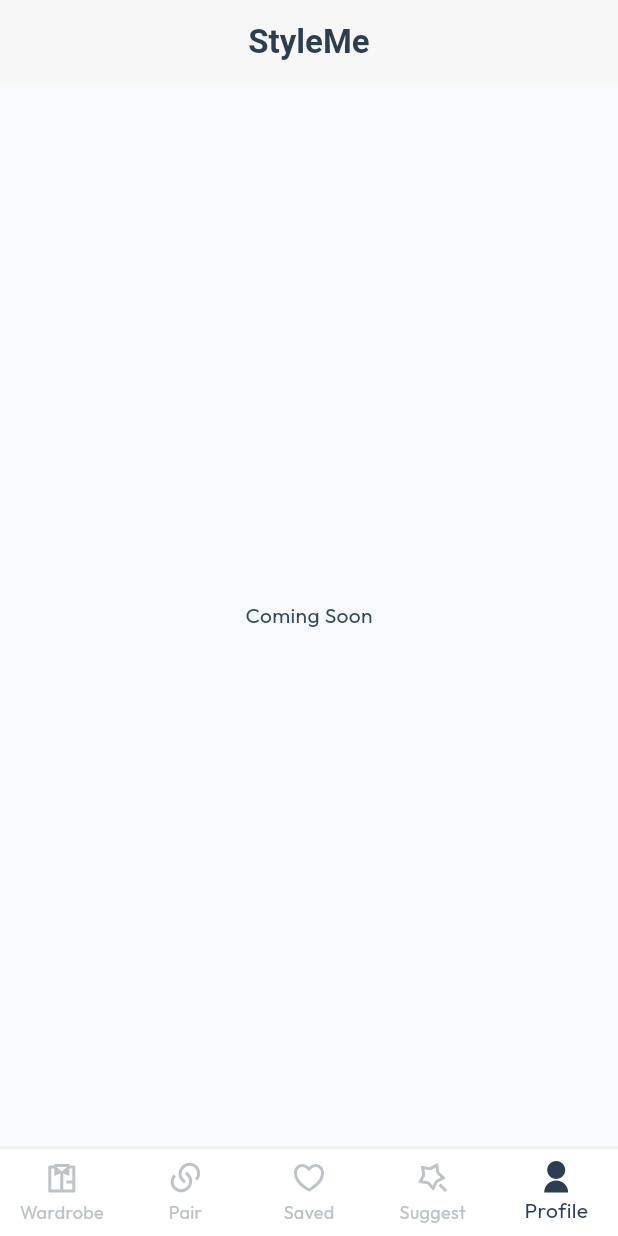
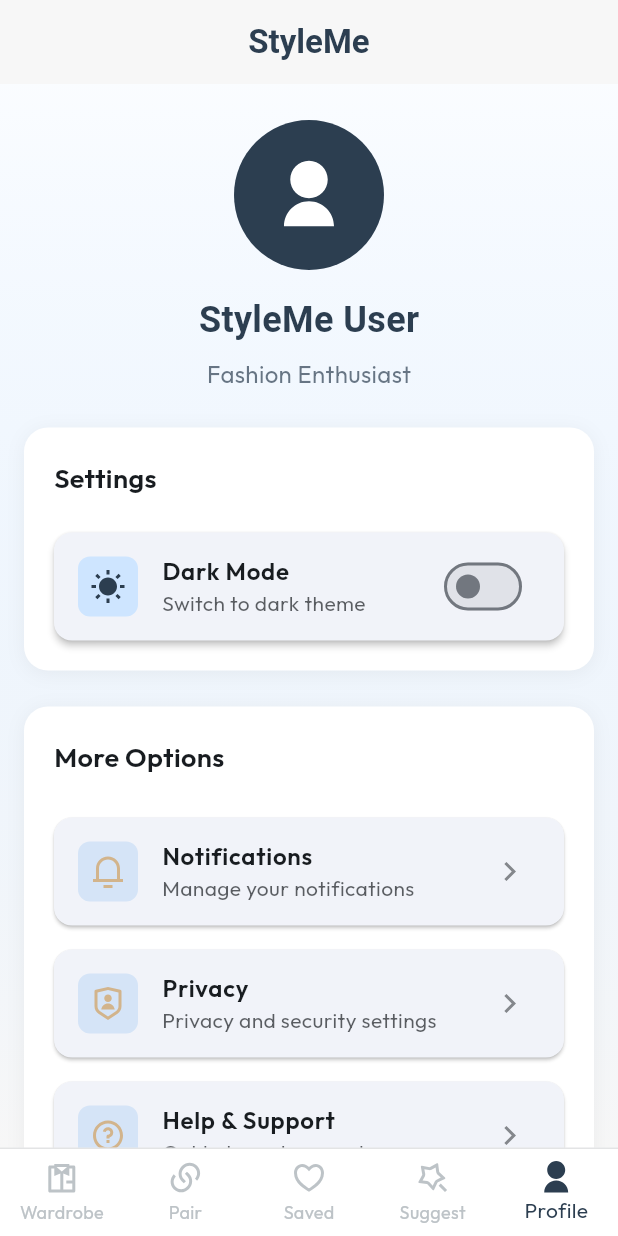
Before and after one commit to harsh-kakadiya1/StyleMe--Your-Personal-AI-Fashion-Stylist, a Flutter app: the screen it shows after launch, item 5 of the bottom bar chosen, on a phone screen of 412 x 824 dp. Run offline on Flutter 3.47's test engine with Material 3 defaults, Android fonts, the phone set to English and light mode, and no system bars; our stand-ins replace flutter_remix, google_fonts, image_picker, shared_preferences; Roboto replaces fonts that are missing (Prata).

Commit message:
Add theme management and profile screen
- Introduced ThemeProvider for managing light and dark themes with persistent storage.
- Updated main.dart to utilize ThemeProvider and added support for dark mode.
- Created ProfileScreen with user settings and theme toggle functionality.
- Enhanced UI elements to adapt to theme changes.

```diff
--- a/lib/main.dart
+++ b/lib/main.dart
@@ -4,9 +4,11 @@ import 'package:flutter_remix/flutter_remix.dart';
 import 'package:google_fonts/google_fonts.dart';
 import 'package:provider/provider.dart';
 import 'providers/wardrobe_provider.dart';
+import 'providers/theme_provider.dart';
 import 'screens/add_clothes_screen.dart';
 import 'screens/make_pair_screen.dart';
 import 'screens/saved_outfits_screen.dart';
+import 'screens/profile_screen.dart';
 
 void main() {
   runApp(const StyleMeApp());
@@ -17,14 +19,34 @@ class StyleMeApp extends StatelessWidget {
 
   @override
   Widget build(BuildContext context) {
+    return MultiProvider(
+      providers: [
+        ChangeNotifierProvider(create: (context) => WardrobeProvider()),
+        ChangeNotifierProvider(create: (context) => ThemeProvider()),
+      ],
+      child: Consumer<ThemeProvider>(
+        builder: (context, themeProvider, child) {
           final textTheme = Theme.of(context).textTheme;
 
-    return ChangeNotifierProvider(
-      create: (context) => WardrobeProvider(),
-      child: MaterialApp(
+          return MaterialApp(
             title: 'StyleMe',
-        theme: ThemeData(
+            debugShowCheckedModeBanner: false,
+            theme: _buildLightTheme(textTheme),
+            darkTheme: _buildDarkTheme(textTheme),
+            themeMode: themeProvider.isDarkMode
+                ? ThemeMode.dark
+                : ThemeMode.light,
+            home: const StyleMeHomePage(),
+          );
+        },
+      ),
+    );
+  }
+
+  ThemeData _buildLightTheme(TextTheme textTheme) {
+    return ThemeData(
       useMaterial3: true,
+      brightness: Brightness.light,
       scaffoldBackgroundColor: const Color(0xFFF7F7F7),
       primaryColor: const Color(0xFF2C3E50),
       textTheme: GoogleFonts.outfitTextTheme(textTheme).copyWith(
@@ -51,9 +73,11 @@ class StyleMeApp extends StatelessWidget {
         seedColor: const Color(0xFF2C3E50),
         primary: const Color(0xFF2C3E50),
         secondary: const Color(0xFFD2B48C),
+        surface: Colors.white,
         background: const Color(0xFFF7F7F7),
         onBackground: const Color(0xFF2C3E50),
         error: const Color(0xFFE74C3C),
+        brightness: Brightness.light,
       ),
       appBarTheme: AppBarTheme(
         backgroundColor: const Color(0xFFF7F7F7),
@@ -73,8 +97,63 @@ class StyleMeApp extends StatelessWidget {
         type: BottomNavigationBarType.fixed,
         elevation: 0,
       ),
+    );
+  }
+
+  ThemeData _buildDarkTheme(TextTheme textTheme) {
+    return ThemeData(
+      useMaterial3: true,
+      brightness: Brightness.dark,
+      scaffoldBackgroundColor: const Color(0xFF1A1A1A),
+      primaryColor: const Color(0xFF3498DB),
+      textTheme: GoogleFonts.outfitTextTheme(textTheme).copyWith(
+        displayLarge: GoogleFonts.prata(
+          textStyle: textTheme.displayLarge,
+          fontWeight: FontWeight.bold,
+          color: Colors.white,
         ),
-        home: const StyleMeHomePage(),
+        headlineSmall: GoogleFonts.prata(
+          textStyle: textTheme.headlineSmall,
+          color: Colors.white,
+        ),
+        titleLarge: GoogleFonts.outfit(
+          textStyle: textTheme.titleLarge,
+          fontWeight: FontWeight.w600,
+          color: Colors.white,
+        ),
+        bodyMedium: GoogleFonts.outfit(
+          textStyle: textTheme.bodyMedium,
+          color: const Color(0xFFE0E0E0),
+        ),
+      ),
+      colorScheme: ColorScheme.fromSeed(
+        seedColor: const Color(0xFF3498DB),
+        primary: const Color(0xFF3498DB),
+        secondary: const Color(0xFFE67E22),
+        surface: const Color(0xFF2C2C2C),
+        background: const Color(0xFF1A1A1A),
+        onBackground: Colors.white,
+        onSurface: Colors.white,
+        error: const Color(0xFFE74C3C),
+        brightness: Brightness.dark,
+      ),
+      appBarTheme: AppBarTheme(
+        backgroundColor: const Color(0xFF1A1A1A),
+        foregroundColor: Colors.white,
+        elevation: 0,
+        centerTitle: true,
+        titleTextStyle: GoogleFonts.prata(
+          fontSize: 22,
+          fontWeight: FontWeight.bold,
+          color: Colors.white,
+        ),
+      ),
+      bottomNavigationBarTheme: const BottomNavigationBarThemeData(
+        backgroundColor: Color(0xFF2C2C2C),
+        selectedItemColor: Color(0xFF3498DB),
+        unselectedItemColor: Color(0xFF7F8C8D),
+        type: BottomNavigationBarType.fixed,
+        elevation: 0,
       ),
     );
   }
@@ -95,7 +174,7 @@ class _StyleMeHomePageState extends State<StyleMeHomePage> {
     MakePairScreen(),
     SavedOutfitsScreen(),
     Center(child: Text('Coming Soon')),
-    Center(child: Text('Coming Soon')),
+    ProfileScreen(),
   ];
 
   void _onItemTapped(int index) {
@@ -125,8 +204,13 @@ class _StyleMeHomePageState extends State<StyleMeHomePage> {
       ),
       bottomNavigationBar: Container(
         decoration: BoxDecoration(
-          color: Colors.white,
-          border: Border(top: BorderSide(color: Colors.grey[200]!, width: 1.0)),
+          color: Theme.of(context).bottomNavigationBarTheme.backgroundColor,
+          border: Border(
+            top: BorderSide(
+              color: Theme.of(context).dividerColor.withValues(alpha: 0.2),
+              width: 1.0,
+            ),
+          ),
         ),
         child: BottomNavigationBar(
           items: const <BottomNavigationBarItem>[
--- /dev/null
+++ b/lib/providers/theme_provider.dart
@@ -0,0 +1,95 @@
+import 'package:flutter/material.dart';
+import 'package:shared_preferences/shared_preferences.dart';
+
+class ThemeProvider with ChangeNotifier {
+  bool _isDarkMode = false;
+
+  bool get isDarkMode => _isDarkMode;
+
+  ThemeProvider() {
+    _loadThemeFromPrefs();
+  }
+
+  void toggleTheme() {
+    _isDarkMode = !_isDarkMode;
+    _saveThemeToPrefs();
+    notifyListeners();
+  }
+
+  void _loadThemeFromPrefs() async {
+    SharedPreferences prefs = await SharedPreferences.getInstance();
+    _isDarkMode = prefs.getBool('isDarkMode') ?? false;
+    notifyListeners();
+  }
+
+  void _saveThemeToPrefs() async {
+    SharedPreferences prefs = await SharedPreferences.getInstance();
+    prefs.setBool('isDarkMode', _isDarkMode);
+  }
+
+  ThemeData get lightTheme {
+    return ThemeData(
+      useMaterial3: true,
+      brightness: Brightness.light,
+      scaffoldBackgroundColor: const Color(0xFFF7F7F7),
+      primaryColor: const Color(0xFF2C3E50),
+      colorScheme: ColorScheme.fromSeed(
+        seedColor: const Color(0xFF2C3E50),
+        primary: const Color(0xFF2C3E50),
+        secondary: const Color(0xFFD2B48C),
+        surface: Colors.white,
+        background: const Color(0xFFF7F7F7),
+        onBackground: const Color(0xFF2C3E50),
+        onSurface: const Color(0xFF2C3E50),
+        error: const Color(0xFFE74C3C),
+        brightness: Brightness.light,
+      ),
+      appBarTheme: const AppBarTheme(
+        backgroundColor: Color(0xFFF7F7F7),
+        foregroundColor: Color(0xFF2C3E50),
+        elevation: 0,
+        centerTitle: true,
+      ),
+      bottomNavigationBarTheme: const BottomNavigationBarThemeData(
+        backgroundColor: Colors.white,
+        selectedItemColor: Color(0xFF2C3E50),
+        unselectedItemColor: Color(0xFFBDC3C7),
+        type: BottomNavigationBarType.fixed,
+        elevation: 0,
+      ),
+    );
+  }
+
+  ThemeData get darkTheme {
+    return ThemeData(
+      useMaterial3: true,
+      brightness: Brightness.dark,
+      scaffoldBackgroundColor: const Color(0xFF1A1A1A),
+      primaryColor: const Color(0xFF3498DB),
+      colorScheme: ColorScheme.fromSeed(
+        seedColor: const Color(0xFF3498DB),
+        primary: const Color(0xFF3498DB),
+        secondary: const Color(0xFFE67E22),
+        surface: const Color(0xFF2C2C2C),
+        background: const Color(0xFF1A1A1A),
+        onBackground: Colors.white,
+        onSurface: Colors.white,
+        error: const Color(0xFFE74C3C),
+        brightness: Brightness.dark,
+      ),
+      appBarTheme: const AppBarTheme(
+        backgroundColor: Color(0xFF1A1A1A),
+        foregroundColor: Colors.white,
+        elevation: 0,
+        centerTitle: true,
+      ),
+      bottomNavigationBarTheme: const BottomNavigationBarThemeData(
+        backgroundColor: Color(0xFF2C2C2C),
+        selectedItemColor: Color(0xFF3498DB),
+        unselectedItemColor: Color(0xFF7F8C8D),
+        type: BottomNavigationBarType.fixed,
+        elevation: 0,
+      ),
+    );
+  }
+}
--- /dev/null
+++ b/lib/screens/profile_screen.dart
@@ -0,0 +1,305 @@
+import 'package:flutter/material.dart';
+import 'package:flutter_remix/flutter_remix.dart';
+import 'package:google_fonts/google_fonts.dart';
+import 'package:provider/provider.dart';
+import '../providers/theme_provider.dart';
+
+class ProfileScreen extends StatelessWidget {
+  const ProfileScreen({super.key});
+
+  @override
+  Widget build(BuildContext context) {
+    return Consumer<ThemeProvider>(
+      builder: (context, themeProvider, child) {
+        return Container(
+          decoration: BoxDecoration(
+            gradient: LinearGradient(
+              begin: Alignment.topCenter,
+              end: Alignment.bottomCenter,
+              colors: [
+                Theme.of(
+                  context,
+                ).colorScheme.primaryContainer.withValues(alpha: 0.1),
+                Theme.of(context).scaffoldBackgroundColor,
+              ],
+            ),
+          ),
+          child: SingleChildScrollView(
+            child: Column(
+              children: [
+                // Profile Header
+                Container(
+                  padding: const EdgeInsets.all(24),
+                  child: Column(
+                    children: [
+                      CircleAvatar(
+                        radius: 50,
+                        backgroundColor: Theme.of(context).colorScheme.primary,
+                        child: Icon(
+                          FlutterRemix.user_fill,
+                          size: 50,
+                          color: Colors.white,
+                        ),
+                      ),
+                      const SizedBox(height: 16),
+                      Text(
+                        'StyleMe User',
+                        style: GoogleFonts.prata(
+                          fontSize: 24,
+                          fontWeight: FontWeight.bold,
+                          color: Theme.of(context).colorScheme.onBackground,
+                        ),
+                      ),
+                      const SizedBox(height: 8),
+                      Text(
+                        'Fashion Enthusiast',
+                        style: GoogleFonts.outfit(
+                          fontSize: 16,
+                          color: Theme.of(
+                            context,
+                          ).colorScheme.onBackground.withValues(alpha: 0.7),
+                        ),
+                      ),
+                    ],
+                  ),
+                ),
+
+                // Settings Section
+                Container(
+                  margin: const EdgeInsets.symmetric(horizontal: 16),
+                  decoration: BoxDecoration(
+                    color: Theme.of(context).colorScheme.surface,
+                    borderRadius: BorderRadius.circular(16),
+                    boxShadow: [
+                      BoxShadow(
+                        color: Colors.black.withValues(alpha: 0.05),
+                        blurRadius: 10,
+                        offset: const Offset(0, 2),
+                      ),
+                    ],
+                  ),
+                  child: Column(
+                    crossAxisAlignment: CrossAxisAlignment.start,
+                    children: [
+                      Padding(
+                        padding: const EdgeInsets.all(20),
+                        child: Text(
+                          'Settings',
+                          style: GoogleFonts.outfit(
+                            fontSize: 18,
+                            fontWeight: FontWeight.w600,
+                            color: Theme.of(context).colorScheme.onSurface,
+                          ),
+                        ),
+                      ),
+
+                      // Theme Toggle
+                      Container(
+                        margin: const EdgeInsets.symmetric(horizontal: 16),
+                        child: Card(
+                          elevation: 2,
+                          shape: RoundedRectangleBorder(
+                            borderRadius: BorderRadius.circular(12),
+                          ),
+                          child: ListTile(
+                            leading: AnimatedContainer(
+                              duration: const Duration(milliseconds: 300),
+                              padding: const EdgeInsets.all(8),
+                              decoration: BoxDecoration(
+                                color: themeProvider.isDarkMode
+                                    ? const Color(
+                                        0xFF3498DB,
+                                      ).withValues(alpha: 0.2)
+                                    : Theme.of(
+                                        context,
+                                      ).colorScheme.primaryContainer,
+                                borderRadius: BorderRadius.circular(8),
+                              ),
+                              child: AnimatedSwitcher(
+                                duration: const Duration(milliseconds: 300),
+                                transitionBuilder:
+                                    (
+                                      Widget child,
+                                      Animation<double> animation,
+                                    ) {
+                                      return RotationTransition(
+                                        turns: animation,
+                                        child: child,
+                                      );
+                                    },
+                                child: Icon(
+                                  themeProvider.isDarkMode
+                                      ? FlutterRemix.moon_fill
+                                      : FlutterRemix.sun_fill,
+                                  key: ValueKey(themeProvider.isDarkMode),
+                                  color: themeProvider.isDarkMode
+                                      ? const Color(0xFF3498DB)
+                                      : Theme.of(context).colorScheme.primary,
+                                  size: 24,
+                                ),
+                              ),
+                            ),
+                            title: Text(
+                              'Dark Mode',
+                              style: GoogleFonts.outfit(
+                                fontWeight: FontWeight.w600,
+                                color: Theme.of(context).colorScheme.onSurface,
+                              ),
+                            ),
+                            subtitle: Text(
+                              themeProvider.isDarkMode
+                                  ? 'Switch to light theme'
+                                  : 'Switch to dark theme',
+                              style: GoogleFonts.outfit(
+                                color: Theme.of(
+                                  context,
+                                ).colorScheme.onSurface.withValues(alpha: 0.7),
+                              ),
+                            ),
+                            trailing: Switch.adaptive(
+                              value: themeProvider.isDarkMode,
+                              onChanged: (value) {
+                                themeProvider.toggleTheme();
+                              },
+                              activeColor: themeProvider.isDarkMode
+                                  ? const Color(0xFF3498DB)
+                                  : Theme.of(context).colorScheme.primary,
+                            ),
+                          ),
+                        ),
+                      ),
+
+                      const SizedBox(height: 16),
+                    ],
+                  ),
+                ),
+
+                const SizedBox(height: 24),
+
+                // Additional Settings
+                Container(
+                  margin: const EdgeInsets.symmetric(horizontal: 16),
+                  decoration: BoxDecoration(
+                    color: Theme.of(context).colorScheme.surface,
+                    borderRadius: BorderRadius.circular(16),
+                    boxShadow: [
+                      BoxShadow(
+                        color: Colors.black.withValues(alpha: 0.05),
+                        blurRadius: 10,
+                        offset: const Offset(0, 2),
+                      ),
+                    ],
+                  ),
+                  child: Column(
+                    crossAxisAlignment: CrossAxisAlignment.start,
+                    children: [
+                      Padding(
+                        padding: const EdgeInsets.all(20),
+                        child: Text(
+                          'More Options',
+                          style: GoogleFonts.outfit(
+                            fontSize: 18,
+                            fontWeight: FontWeight.w600,
+                            color: Theme.of(context).colorScheme.onSurface,
+                          ),
+                        ),
+                      ),
+
+                      _buildSettingsItem(
+                        context,
+                        FlutterRemix.notification_3_line,
+                        'Notifications',
+                        'Manage your notifications',
+                        () {},
+                      ),
+
+                      _buildSettingsItem(
+                        context,
+                        FlutterRemix.shield_user_line,
+                        'Privacy',
+                        'Privacy and security settings',
+                        () {},
+                      ),
+
+                      _buildSettingsItem(
+                        context,
+                        FlutterRemix.question_line,
+                        'Help & Support',
+                        'Get help and support',
+                        () {},
+                      ),
+
+                      _buildSettingsItem(
+                        context,
+                        FlutterRemix.information_line,
+                        'About',
+                        'App version and information',
+                        () {},
+                      ),
+
+                      const SizedBox(height: 16),
+                    ],
+                  ),
+                ),
+
+                const SizedBox(height: 32),
+              ],
+            ),
+          ),
+        );
+      },
+    );
+  }
+
+  Widget _buildSettingsItem(
+    BuildContext context,
+    IconData icon,
+    String title,
+    String subtitle,
+    VoidCallback onTap,
+  ) {
+    return Container(
+      margin: const EdgeInsets.symmetric(horizontal: 16, vertical: 4),
+      child: Card(
+        elevation: 1,
+        shape: RoundedRectangleBorder(borderRadius: BorderRadius.circular(12)),
+        child: ListTile(
+          leading: Container(
+            padding: const EdgeInsets.all(8),
+            decoration: BoxDecoration(
+              color: Theme.of(context).colorScheme.secondaryContainer,
+              borderRadius: BorderRadius.circular(8),
+            ),
+            child: Icon(
+              icon,
+              color: Theme.of(context).colorScheme.secondary,
+              size: 24,
+            ),
+          ),
+          title: Text(
+            title,
+            style: GoogleFonts.outfit(
+              fontWeight: FontWeight.w600,
+              color: Theme.of(context).colorScheme.onSurface,
+            ),
+          ),
+          subtitle: Text(
+            subtitle,
+            style: GoogleFonts.outfit(
+              color: Theme.of(
+                context,
+              ).colorScheme.onSurface.withValues(alpha: 0.7),
+            ),
+          ),
+          trailing: Icon(
+            FlutterRemix.arrow_right_s_line,
+            color: Theme.of(
+              context,
+            ).colorScheme.onSurface.withValues(alpha: 0.5),
+          ),
+          onTap: onTap,
+        ),
+      ),
+    );
+  }
+}
```
Lines whose indentation alone changed are shown as unchanged.
